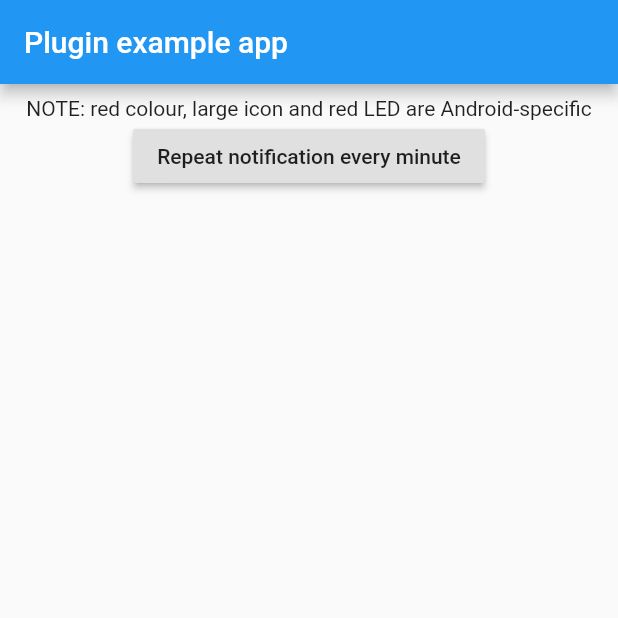
After one commit to robincruseo/fury-mobile, a Flutter app: the screen it shows after launch, after a tap on "Repeat notification every minute", on a phone screen of 412 x 824 dp, the top half of it. The commit adds this screen. Run offline on Flutter 3.47's test engine with Material 2 defaults, Android fonts, the phone set to English and light mode, and no system bars; our stand-ins replace flutter_local_notifications, rxdart.

Commit message:
notification

```diff
--- a/fury_mobile/lib/main.dart
+++ b/fury_mobile/lib/main.dart
@@ -1,117 +1,132 @@
+import 'dart:async';
+import 'dart:typed_data';
+import 'dart:ui';
+
+import 'package:flutter/cupertino.dart';
 import 'package:flutter/material.dart';
+import 'package:flutter/services.dart';
+import 'package:flutter_local_notifications/flutter_local_notifications.dart';
+import 'package:fury_mobile/screens/home.dart';
+import 'package:rxdart/subjects.dart';
 
-void main() {
+final FlutterLocalNotificationsPlugin flutterLocalNotificationsPlugin =
+    FlutterLocalNotificationsPlugin();
+
+// Streams are created so that app can respond to notification-related events since the plugin is initialised in the `main` function
+final BehaviorSubject<ReceivedNotification> didReceiveLocalNotificationSubject =
+    BehaviorSubject<ReceivedNotification>();
+
+final BehaviorSubject<String> selectNotificationSubject =
+    BehaviorSubject<String>();
+
+NotificationAppLaunchDetails notificationAppLaunchDetails;
+
+Future<void> _scheduleNotification(
+    {int interval, String title, String body}) async {
+  var scheduledNotificationDateTime =
+      DateTime.now().add(Duration(minutes: interval));
+  var vibrationPattern = Int64List(4);
+  vibrationPattern[0] = 0;
+  vibrationPattern[1] = 1000;
+  vibrationPattern[2] = 5000;
+  vibrationPattern[3] = 2000;
+
+  var androidPlatformChannelSpecifics = AndroidNotificationDetails(
+      'your other channel id',
+      'your other channel name',
+      'your other channel description',
+      icon: 'secondary_icon',
+      sound: RawResourceAndroidNotificationSound('slow_spring_board'),
+      //largeIcon: DrawableResourceAndroidBitmap('sample_large_icon'),
+      vibrationPattern: vibrationPattern,
+      enableLights: true,
+      //color: const Color.fromARGB(255, 255, 0, 0),
+      ledColor: const Color.fromARGB(255, 255, 0, 0),
+      ledOnMs: 1000,
+      ledOffMs: 500);
+  var iOSPlatformChannelSpecifics =
+      IOSNotificationDetails(sound: 'slow_spring_board.aiff');
+  var platformChannelSpecifics = NotificationDetails(
+      androidPlatformChannelSpecifics, iOSPlatformChannelSpecifics);
+  await flutterLocalNotificationsPlugin.schedule(
+      0, title, body, scheduledNotificationDateTime, platformChannelSpecifics);
+}
+
+class ReceivedNotification {
+  final int id;
+  final String title;
+  final String body;
+  final String payload;
+
+  ReceivedNotification({
+    @required this.id,
+    @required this.title,
+    @required this.body,
+    @required this.payload,
+  });
+}
+
+/// IMPORTANT: running the following code on its own won't work as there is setup required for each platform head project.
+/// Please download the complete example app from the GitHub repository where all the setup has been done
+Future<void> main() async {
+  // needed if you intend to initialize in the `main` function
+  WidgetsFlutterBinding.ensureInitialized();
+
+  notificationAppLaunchDetails =
+      await flutterLocalNotificationsPlugin.getNotificationAppLaunchDetails();
+
+  var initializationSettingsAndroid = AndroidInitializationSettings('app_icon');
+  // Note: permissions aren't requested here just to demonstrate that can be done later using the `requestPermissions()` method
+  // of the `IOSFlutterLocalNotificationsPlugin` class
+  var initializationSettingsIOS = IOSInitializationSettings(
+      requestAlertPermission: false,
+      requestBadgePermission: false,
+      requestSoundPermission: false,
+      onDidReceiveLocalNotification:
+          (int id, String title, String body, String payload) async {
+        didReceiveLocalNotificationSubject.add(ReceivedNotification(
+            id: id, title: title, body: body, payload: payload));
+      });
+  var initializationSettings = InitializationSettings(
+      initializationSettingsAndroid, initializationSettingsIOS);
+  await flutterLocalNotificationsPlugin.initialize(initializationSettings,
+      onSelectNotification: (String payload) async {
+    if (payload != null) {
+      debugPrint('notification payload: ' + payload);
+    }
+    selectNotificationSubject.add(payload);
+  });
   runApp(MyApp());
 }
 
 class MyApp extends StatelessWidget {
-  // This widget is the root of your application.
   @override
   Widget build(BuildContext context) {
     return MaterialApp(
-      title: 'Flutter Demo',
-      theme: ThemeData(
-        // This is the theme of your application.
-        //
-        // Try running your application with "flutter run". You'll see the
-        // application has a blue toolbar. Then, without quitting the app, try
-        // changing the primarySwatch below to Colors.green and then invoke
-        // "hot reload" (press "r" in the console where you ran "flutter run",
-        // or simply save your changes to "hot reload" in a Flutter IDE).
-        // Notice that the counter didn't reset back to zero; the application
-        // is not restarted.
-        primarySwatch: Colors.blue,
-        // This makes the visual density adapt to the platform that you run
-        // the app on. For desktop platforms, the controls will be smaller and
-        // closer together (more dense) than on mobile platforms.
-        visualDensity: VisualDensity.adaptivePlatformDensity,
+      home: HomePage(
+        scheduleNotification: _scheduleNotification,
       ),
-      home: MyHomePage(title: 'Flutter Demo Home Page'),
     );
   }
 }
 
-class MyHomePage extends StatefulWidget {
-  MyHomePage({Key key, this.title}) : super(key: key);
+class PaddedRaisedButton extends StatelessWidget {
+  final String buttonText;
+  final VoidCallback onPressed;
 
-  // This widget is the home page of your application. It is stateful, meaning
-  // that it has a State object (defined below) that contains fields that affect
-  // how it looks.
-
-  // This class is the configuration for the state. It holds the values (in this
-  // case the title) provided by the parent (in this case the App widget) and
-  // used by the build method of the State. Fields in a Widget subclass are
-  // always marked "final".
-
-  final String title;
-
-  @override
-  _MyHomePageState createState() => _MyHomePageState();
-}
-
-class _MyHomePageState extends State<MyHomePage> {
-  int _counter = 0;
-
-  void _incrementCounter() {
-    setState(() {
-      // This call to setState tells the Flutter framework that something has
-      // changed in this State, which causes it to rerun the build method below
-      // so that the display can reflect the updated values. If we changed
-      // _counter without calling setState(), then the build method would not be
-      // called again, and so nothing would appear to happen.
-      _counter++;
-    });
-  }
+  const PaddedRaisedButton({
+    @required this.buttonText,
+    @required this.onPressed,
+  });
 
   @override
   Widget build(BuildContext context) {
-    // This method is rerun every time setState is called, for instance as done
-    // by the _incrementCounter method above.
-    //
-    // The Flutter framework has been optimized to make rerunning build methods
-    // fast, so that you can just rebuild anything that needs updating rather
-    // than having to individually change instances of widgets.
-    return Scaffold(
-      appBar: AppBar(
-        // Here we take the value from the MyHomePage object that was created by
-        // the App.build method, and use it to set our appbar title.
-        title: Text(widget.title),
-      ),
-      body: Center(
-        // Center is a layout widget. It takes a single child and positions it
-        // in the middle of the parent.
-        child: Column(
-          // Column is also a layout widget. It takes a list of children and
-          // arranges them vertically. By default, it sizes itself to fit its
-          // children horizontally, and tries to be as tall as its parent.
-          //
-          // Invoke "debug painting" (press "p" in the console, choose the
-          // "Toggle Debug Paint" action from the Flutter Inspector in Android
-          // Studio, or the "Toggle Debug Paint" command in Visual Studio Code)
-          // to see the wireframe for each widget.
-          //
-          // Column has various properties to control how it sizes itself and
-          // how it positions its children. Here we use mainAxisAlignment to
-          // center the children vertically; the main axis here is the vertical
-          // axis because Columns are vertical (the cross axis would be
-          // horizontal).
-          mainAxisAlignment: MainAxisAlignment.center,
-          children: <Widget>[
-            Text(
-              'You have pushed the button this many times:',
-            ),
-            Text(
-              '$_counter',
-              style: Theme.of(context).textTheme.headline4,
-            ),
-          ],
-        ),
-      ),
-      floatingActionButton: FloatingActionButton(
-        onPressed: _incrementCounter,
-        tooltip: 'Increment',
-        child: Icon(Icons.add),
-      ), // This trailing comma makes auto-formatting nicer for build methods.
+    return Padding(
+      padding: EdgeInsets.fromLTRB(0.0, 0.0, 0.0, 8.0),
+      child: RaisedButton(child: Text(buttonText), onPressed: onPressed),
     );
   }
 }
+
+
+/// Schedules a notification that specifies a different icon, sound and vibration pattern
--- /dev/null
+++ b/fury_mobile/lib/screens/home.dart
@@ -0,0 +1,126 @@
+import 'package:flutter/cupertino.dart';
+import 'package:flutter/material.dart';
+import 'package:flutter/services.dart';
+import 'package:flutter_local_notifications/flutter_local_notifications.dart';
+import 'package:fury_mobile/screens/second_screen.dart';
+
+import '../main.dart';
+
+class HomePage extends StatefulWidget {
+  const HomePage({this.scheduleNotification});
+  final Function scheduleNotification;
+  @override
+  _HomePageState createState() => _HomePageState();
+}
+
+class _HomePageState extends State<HomePage> {
+  final MethodChannel platform =
+      MethodChannel('crossingthestreams.io/resourceResolver');
+  @override
+  void initState() {
+    super.initState();
+    _requestIOSPermissions();
+    _configureDidReceiveLocalNotificationSubject();
+    _configureSelectNotificationSubject();
+  }
+
+  void _requestIOSPermissions() {
+    flutterLocalNotificationsPlugin
+        .resolvePlatformSpecificImplementation<
+            IOSFlutterLocalNotificationsPlugin>()
+        ?.requestPermissions(
+          alert: true,
+          badge: true,
+          sound: true,
+        );
+  }
+
+  void _configureDidReceiveLocalNotificationSubject() {
+    didReceiveLocalNotificationSubject.stream
+        .listen((ReceivedNotification receivedNotification) async {
+      await showDialog(
+        context: context,
+        builder: (BuildContext context) => CupertinoAlertDialog(
+          title: receivedNotification.title != null
+              ? Text(receivedNotification.title)
+              : null,
+          content: receivedNotification.body != null
+              ? Text(receivedNotification.body)
+              : null,
+          actions: [
+            CupertinoDialogAction(
+              isDefaultAction: true,
+              child: Text('Ok'),
+              onPressed: () async {
+                Navigator.of(context, rootNavigator: true).pop();
+                await Navigator.push(
+                  context,
+                  MaterialPageRoute(
+                    builder: (context) => SecondScreen(
+                      payload: receivedNotification.payload,
+                      scheduleNotification: widget.scheduleNotification,
+                    ),
+                  ),
+                );
+              },
+            )
+          ],
+        ),
+      );
+    });
+  }
+
+  void _configureSelectNotificationSubject() {
+    selectNotificationSubject.stream.listen((String payload) async {
+      await Navigator.push(
+        context,
+        MaterialPageRoute(
+            builder: (context) => SecondScreen(
+                  payload: payload,
+                  scheduleNotification: widget.scheduleNotification,
+                )),
+      );
+    });
+  }
+
+  @override
+  void dispose() {
+    didReceiveLocalNotificationSubject.close();
+    selectNotificationSubject.close();
+    super.dispose();
+  }
+
+  @override
+  Widget build(BuildContext context) {
+    return MaterialApp(
+      home: Scaffold(
+        appBar: AppBar(
+          title: Text('Plugin example app'),
+        ),
+        body: SingleChildScrollView(
+          scrollDirection: Axis.vertical,
+          child: Padding(
+            padding: EdgeInsets.all(8.0),
+            child: Center(
+              child: Column(
+                children: <Widget>[
+                  Text(
+                      'NOTE: red colour, large icon and red LED are Android-specific'),
+                  PaddedRaisedButton(
+                    buttonText: 'Repeat notification every minute',
+                    onPressed: () async {
+                      await widget.scheduleNotification(
+                          interval: 15,
+                          title: ' is Reminder',
+                          body: 'Handwash Reminder');
+                    },
+                  ),
+                ],
+              ),
+            ),
+          ),
+        ),
+      ),
+    );
+  }
+}
```
Also changed, not shown: fury_mobile/lib/screens/second_screen.dart (added, +41 -0 lines), fury_mobile/pubspec.yaml (+5 -2 lines), fury_mobile/icons/coworker.png (added), fury_mobile/pubspec.lock, 10 other files.
